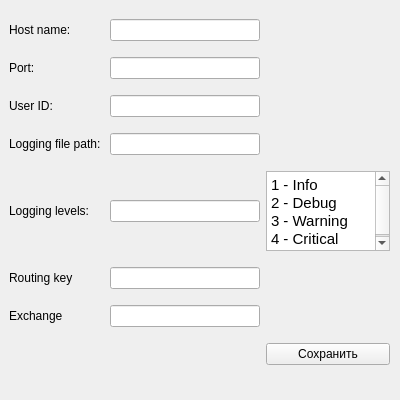
Above: client/settingsmenu.ui from NoBadWord/Practice2 before the change. Below: the same form after it.
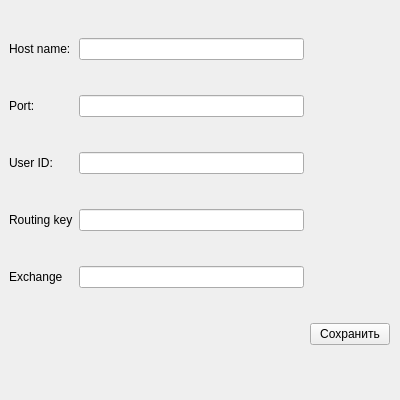
That is the form after the change.

```diff
--- a/client/settingsmenu.ui
+++ b/client/settingsmenu.ui
@@ -35,14 +35,7 @@
     </rect>
    </property>
    <layout class="QGridLayout" name="gridLayout">
-    <item row="11" column="2">
-     <widget class="QPushButton" name="saveBtn">
-      <property name="text">
-       <string>Сохранить</string>
-      </property>
-     </widget>
-    </item>
-    <item row="9" column="0">
+    <item row="7" column="0">
      <widget class="QLabel" name="label_3">
       <property name="text">
        <string>Routing key</string>
@@ -56,13 +49,13 @@
       </property>
      </widget>
     </item>
-    <item row="8" column="1">
-     <widget class="QLineEdit" name="loglvlLineEdit">
-      <property name="minimumSize">
-       <size>
-        <width>150</width>
-        <height>0</height>
-       </size>
+    <item row="7" column="1">
+     <widget class="QLineEdit" name="routingKeyLineEdit"/>
+    </item>
+    <item row="8" column="0">
+     <widget class="QLabel" name="label_7">
+      <property name="text">
+       <string>Exchange</string>
       </property>
      </widget>
     </item>
@@ -76,33 +69,6 @@
       </property>
      </widget>
     </item>
-    <item row="8" column="2">
-     <widget class="QTextBrowser" name="textBrowser">
-      <property name="maximumSize">
-       <size>
-        <width>16777215</width>
-        <height>80</height>
-       </size>
-      </property>
-      <property name="html">
-       <string>&lt;!DOCTYPE HTML PUBLIC &quot;-//W3C//DTD HTML 4.0//EN&quot; &quot;http://www.w3.org/TR/REC-html40/strict.dtd&quot;&gt;
-&lt;html&gt;&lt;head&gt;&lt;meta name=&quot;qrichtext&quot; content=&quot;1&quot; /&gt;&lt;style type=&quot;text/css&quot;&gt;
-p, li { white-space: pre-wrap; }
-&lt;/style&gt;&lt;/head&gt;&lt;body style=&quot; font-family:'Ubuntu'; font-size:11pt; font-weight:400; font-style:normal;&quot;&gt;
-&lt;p style=&quot; margin-top:0px; margin-bottom:0px; margin-left:0px; margin-right:0px; -qt-block-indent:0; text-indent:0px;&quot;&gt;1 - Info&lt;/p&gt;
-&lt;p style=&quot; margin-top:0px; margin-bottom:0px; margin-left:0px; margin-right:0px; -qt-block-indent:0; text-indent:0px;&quot;&gt;2 - Debug&lt;/p&gt;
-&lt;p style=&quot; margin-top:0px; margin-bottom:0px; margin-left:0px; margin-right:0px; -qt-block-indent:0; text-indent:0px;&quot;&gt;3 - Warning&lt;/p&gt;
-&lt;p style=&quot; margin-top:0px; margin-bottom:0px; margin-left:0px; margin-right:0px; -qt-block-indent:0; text-indent:0px;&quot;&gt;4 - Critical&lt;/p&gt;&lt;/body&gt;&lt;/html&gt;</string>
-      </property>
-     </widget>
-    </item>
-    <item row="8" column="0">
-     <widget class="QLabel" name="label_6">
-      <property name="text">
-       <string>Logging levels:</string>
-      </property>
-     </widget>
-    </item>
     <item row="5" column="1">
      <widget class="QLineEdit" name="idLineEdit">
       <property name="minimumSize">
@@ -113,16 +79,6 @@
       </property>
      </widget>
     </item>
-    <item row="6" column="1">
-     <widget class="QLineEdit" name="logpathLineEdit">
-      <property name="minimumSize">
-       <size>
-        <width>150</width>
-        <height>0</height>
-       </size>
-      </property>
-     </widget>
-    </item>
     <item row="3" column="1">
      <widget class="QLineEdit" name="hostLineEdit">
       <property name="minimumSize">
@@ -133,22 +89,8 @@
       </property>
      </widget>
     </item>
-    <item row="6" column="0">
-     <widget class="QLabel" name="label_5">
-      <property name="text">
-       <string>Logging file path: </string>
-      </property>
-     </widget>
-    </item>
-    <item row="5" column="0">
-     <widget class="QLabel" name="label_4">
-      <property name="text">
-       <string>User ID: </string>
-      </property>
-     </widget>
-    </item>
-    <item row="9" column="1">
-     <widget class="QLineEdit" name="routingKeyLineEdit"/>
+    <item row="8" column="1">
+     <widget class="QLineEdit" name="exchangeLineEdit"/>
     </item>
     <item row="4" column="0">
      <widget class="QLabel" name="label_2">
@@ -157,15 +99,19 @@
       </property>
      </widget>
     </item>
-    <item row="10" column="0">
-     <widget class="QLabel" name="label_7">
+    <item row="9" column="2">
+     <widget class="QPushButton" name="saveBtn">
       <property name="text">
-       <string>Exchange</string>
+       <string>Сохранить</string>
       </property>
      </widget>
     </item>
-    <item row="10" column="1">
-     <widget class="QLineEdit" name="exchangeLineEdit"/>
+    <item row="5" column="0">
+     <widget class="QLabel" name="label_4">
+      <property name="text">
+       <string>User ID: </string>
+      </property>
+     </widget>
     </item>
    </layout>
   </widget>
```
